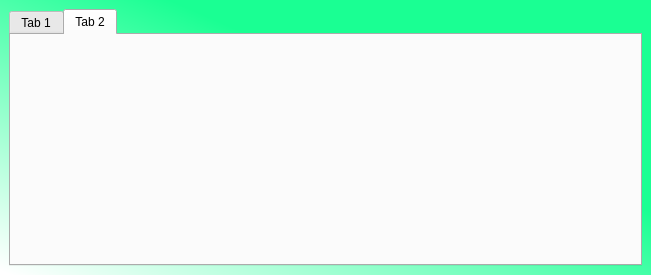
Before: the Qt Designer form Vistes/Metge.ui in Jordiva/MongoDB, drawn with Qt 5.
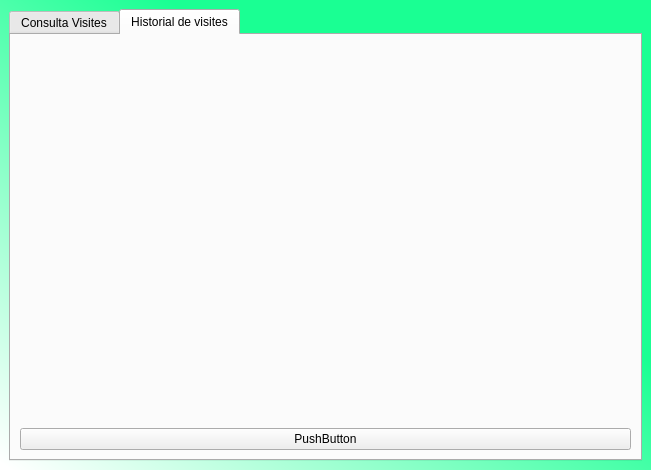
After: the same form once the commit is applied. The open tabs and pages were chosen to show the change.

The edit to the form file:
```diff
--- a/Vistes/Metge.ui
+++ b/Vistes/Metge.ui
@@ -7,7 +7,7 @@
     <x>0</x>
     <y>0</y>
     <width>651</width>
-    <height>275</height>
+    <height>470</height>
    </rect>
   </property>
   <property name="windowTitle">
@@ -27,7 +27,7 @@
       </property>
       <widget class="QWidget" name="tab">
        <attribute name="title">
-        <string>Tab 1</string>
+        <string>Consulta Visites</string>
        </attribute>
        <layout class="QGridLayout" name="gridLayout_2">
         <item row="5" column="0">
@@ -87,8 +87,37 @@
       </widget>
       <widget class="QWidget" name="tab_2">
        <attribute name="title">
-        <string>Tab 2</string>
+        <string>Historial de visites</string>
        </attribute>
+       <layout class="QGridLayout" name="gridLayout_3">
+        <item row="0" column="0">
+         <widget class="QLabel" name="usuari_2">
+          <property name="font">
+           <font>
+            <family>MS Shell Dlg 2</family>
+            <pointsize>16</pointsize>
+            <weight>50</weight>
+            <italic>false</italic>
+            <bold>false</bold>
+           </font>
+          </property>
+          <property name="styleSheet">
+           <string notr="true">font: 16pt &quot;MS Shell Dlg 2&quot;;
+color: white;</string>
+          </property>
+          <property name="text">
+           <string>&lt;html&gt;&lt;head/&gt;&lt;body&gt;&lt;p&gt;&lt;br/&gt;&lt;/p&gt;&lt;/body&gt;&lt;/html&gt;</string>
+          </property>
+         </widget>
+        </item>
+        <item row="1" column="0">
+         <widget class="QPushButton" name="pushButton_2">
+          <property name="text">
+           <string>PushButton</string>
+          </property>
+         </widget>
+        </item>
+       </layout>
       </widget>
      </widget>
     </item>
```
Left out of the diff: 35 changed lines with no effect on the pictures.
